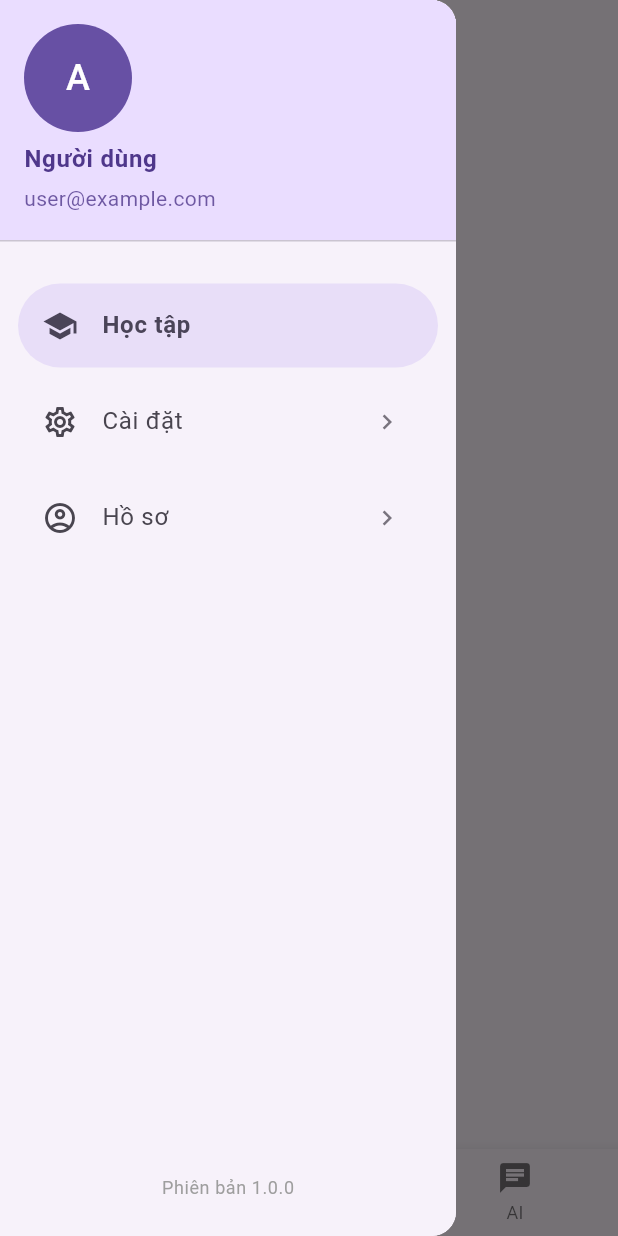
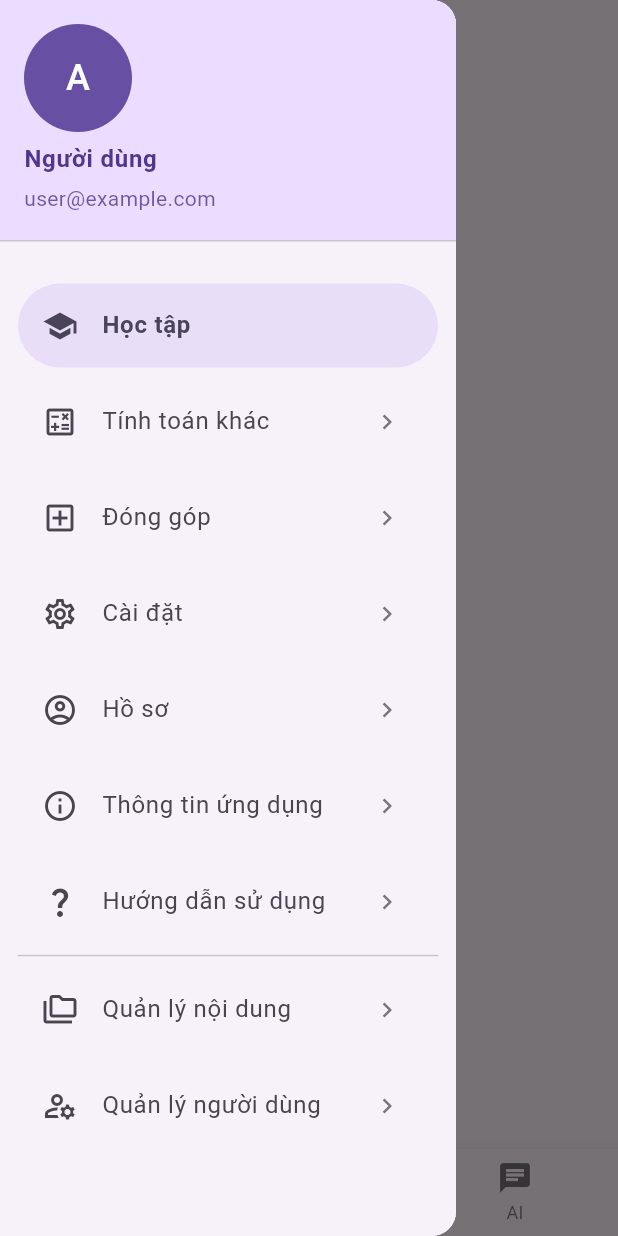
Before and after one commit to lehuynhducndyd/fxtutor, a Flutter app: the HomeScreen screen opened by its route, with the side drawer open, on a phone screen of 412 x 824 dp. Run offline on Flutter 3.47's test engine with Material 3 defaults, Android fonts, the phone set to English and light mode, and no system bars; our stand-ins replace bloc, flutter_bloc, flutter_dotenv, google_generative_ai, image_picker, shared_preferences and 2 more; missing offline and left inert: flutter_math_fork, markdown, markdown_widget; accounts and stored records are empty; network calls fail.

Commit message:
update drawer, manager screen

```diff
--- a/lib/common/enum/drawer_item.dart
+++ b/lib/common/enum/drawer_item.dart
@@ -1 +1,11 @@
-enum DrawerItem { Home, Setting, Profile }
+enum DrawerItem {
+  Home,
+  Setting,
+  Profile,
+  Calculate,
+  Contribute,
+  Info,
+  Manual,
+  ContentManager,
+  UserManager,
+}
--- a/lib/route.dart
+++ b/lib/route.dart
@@ -1,6 +1,9 @@
 import 'package:flutter/material.dart';
 import 'package:fx_tutor/widgets/screens/auth/login_screen.dart';
 import 'package:fx_tutor/widgets/screens/auth/register_screen.dart';
+import 'package:fx_tutor/widgets/screens/content_manager/content_manager_screen.dart';
+import 'package:fx_tutor/widgets/screens/content_manager/learning_content_manager_screen.dart';
+import 'package:fx_tutor/widgets/screens/content_manager/manual_content_manager_screen.dart';
 import 'package:fx_tutor/widgets/screens/home/home_screen.dart';
 import 'package:fx_tutor/widgets/screens/splash/splash_screen.dart';
 
@@ -14,6 +17,12 @@ Route<dynamic>? mainRoute(RouteSettings settings) {
       return MaterialPageRoute(builder: (context) => RegisterScreen());
     case HomeScreen.route:
       return MaterialPageRoute(builder: (context) => HomeScreen());
+    case ContentManagerScreen.route:
+      return MaterialPageRoute(builder: (context) => ContentManagerScreen());
+    case LearningContentManagerScreen.route:
+      return MaterialPageRoute(builder: (context) => LearningContentManagerScreen());
+    case ManualContentManagerScreen.route:
+      return MaterialPageRoute(builder: (context) => ManualContentManagerScreen());
     default:
       return MaterialPageRoute(builder: (context) => LoginScreen());
   }
--- a/lib/widgets/screens/ai_chat/ai_chat_screen.dart
+++ b/lib/widgets/screens/ai_chat/ai_chat_screen.dart
@@ -49,13 +49,13 @@ class _AiChatScreenState extends State<AiChatScreen> {
   }
 
   Future<void> _initializeModel() async {
-    //final instructions = await rootBundle.loadString("assets/system_instruction.txt");
-    //print(instructions.substring(0, 100));
+    final instructions = await rootBundle.loadString("assets/system_instruction.txt");
+    print(instructions.substring(0, 100));
     setState(() {
       _model = GenerativeModel(
         model: 'gemini-2.5-flash',
         apiKey: widget.apiKey,
-        //systemInstruction: Content.system(instructions),
+        systemInstruction: Content.system(instructions),
       );
     });
   }
--- a/lib/widgets/screens/home/home_screen.dart
+++ b/lib/widgets/screens/home/home_screen.dart
@@ -6,6 +6,7 @@ import 'package:fx_tutor/widgets/screens/setting/setting_screen.dart';
 import '../../../common/enum/drawer_item.dart';
 import '../ai_chat/ai_chat_screen.dart';
 import '../caculator/caculator.dart';
+import '../content_manager/content_manager_screen.dart';
 import '../menu/menu_screen.dart';
 import '../profile/profile_screen.dart';
 
@@ -103,11 +104,18 @@ class _HomeScreenState extends State<HomeScreen> {
 
 class Body extends StatelessWidget {
   final PageController pageController;
+
   const Body({super.key, required this.pageController});
 
   @override
   Widget build(BuildContext context) {
-    return BlocBuilder<MainCubit, MainState>(
+    return BlocConsumer<MainCubit, MainState>(
+      listener: (context, state) {
+        if (state.selected == DrawerItem.ContentManager) {
+          Navigator.pushNamed(context, ContentManagerScreen.route);
+        }
+        ;
+      },
       builder: (context, state) {
         if (state.selected == DrawerItem.Setting) {
           return SafeArea(child: SettingScreen());
@@ -125,6 +133,7 @@ class Body extends StatelessWidget {
 
 class MainView extends StatelessWidget {
   final PageController pageController;
+
   const MainView({super.key, required this.pageController});
 
   @override
--- a/lib/widgets/screens/menu/menu_screen.dart
+++ b/lib/widgets/screens/menu/menu_screen.dart
@@ -39,6 +39,30 @@ class MenuScreen extends StatelessWidget {
                     const SizedBox(height: 8), // Khoảng cách giữa các nút
                     _buildMenuItem(
                       context: context,
+                      label: "Tính toán khác",
+                      icon: Icons.calculate_outlined,
+                      selectedIcon: Icons.calculate_outlined,
+                      isSelected: state.selected == DrawerItem.Calculate,
+                      onTap: () {
+                        context.read<MainCubit>().setSelected(DrawerItem.Calculate);
+                        Navigator.pop(context);
+                      },
+                    ),
+                    const SizedBox(height: 8), // Khoảng cách giữa các nút
+                    _buildMenuItem(
+                      context: context,
+                      label: "Đóng góp",
+                      icon: Icons.add_box_outlined,
+                      selectedIcon: Icons.add_box,
+                      isSelected: state.selected == DrawerItem.Contribute,
+                      onTap: () {
+                        context.read<MainCubit>().setSelected(DrawerItem.Contribute);
+                        Navigator.pop(context);
+                      },
+                    ),
+                    const SizedBox(height: 8), // Khoảng cách giữa các nút
+                    _buildMenuItem(
+                      context: context,
                       label: "Cài đặt",
                       icon: Icons.settings_outlined,
                       selectedIcon: Icons.settings,
@@ -60,17 +84,58 @@ class MenuScreen extends StatelessWidget {
                         Navigator.pop(context);
                       },
                     ),
+                    const SizedBox(height: 8), // Khoảng cách giữa các nút
+                    _buildMenuItem(
+                      context: context,
+                      label: "Thông tin ứng dụng",
+                      icon: Icons.info_outline,
+                      selectedIcon: Icons.info,
+                      isSelected: state.selected == DrawerItem.Info,
+                      onTap: () {
+                        context.read<MainCubit>().setSelected(DrawerItem.Info);
+                        Navigator.pop(context);
+                      },
+                    ),
+                    const SizedBox(height: 8), // Khoảng cách giữa các nút
+                    _buildMenuItem(
+                      context: context,
+                      label: "Hướng dẫn sử dụng",
+                      icon: Icons.question_mark_outlined,
+                      selectedIcon: Icons.question_mark,
+                      isSelected: state.selected == DrawerItem.Manual,
+                      onTap: () {
+                        context.read<MainCubit>().setSelected(DrawerItem.Manual);
+                        Navigator.pop(context);
+                      },
+                    ),
+                    Divider(),
+                    //const SizedBox(height: 8), // Khoảng cách giữa các nút
+                    _buildMenuItem(
+                      context: context,
+                      label: "Quản lý nội dung",
+                      icon: Icons.folder_copy_outlined,
+                      selectedIcon: Icons.folder_copy,
+                      isSelected: state.selected == DrawerItem.ContentManager,
+                      onTap: () {
+                        context.read<MainCubit>().setSelected(DrawerItem.ContentManager);
+                        Navigator.pop(context);
+                      },
+                    ),
+                    const SizedBox(height: 8), // Khoảng cách giữa các nút
+                    _buildMenuItem(
+                      context: context,
+                      label: "Quản lý người dùng",
+                      icon: Icons.manage_accounts_outlined,
+                      selectedIcon: Icons.manage_accounts,
+                      isSelected: state.selected == DrawerItem.UserManager,
+                      onTap: () {
+                        context.read<MainCubit>().setSelected(DrawerItem.UserManager);
+                        Navigator.pop(context);
+                      },
+                    ),
                   ],
                 );
               },
-            ),
-          ),
-
-          Padding(
-            padding: const EdgeInsets.all(24.0),
-            child: Text(
-              "Phiên bản 1.0.0",
-              style: Theme.of(context).textTheme.bodySmall?.copyWith(color: Colors.grey),
             ),
           ),
         ],
--- a/lib/widgets/screens/profile/profile_screen.dart
+++ b/lib/widgets/screens/profile/profile_screen.dart
@@ -54,6 +54,7 @@ class _PageState extends State<Page> {
         return Column(
           children: [
             Text("${user.email}"),
+            Text("${user.role}"),
             ElevatedButton(
               onPressed: () {
                 context.read<AuthCubit>().logout();
--- a/lib/widgets/screens/profile/profile_state.dart
+++ b/lib/widgets/screens/profile/profile_state.dart
@@ -8,7 +8,8 @@ class ProfileState {
     return ProfileState(
       user: UserModel(
         id: '',
-        createdAt: DateTime.now(), // Hợp lệ khi dùng trong body của factory
+        createdAt: DateTime.now(),
+        role: '',
       ),
       loadStatus: LoadStatus.Init,
     );
--- a/pubspec.yaml
+++ b/pubspec.yaml
@@ -101,3 +101,4 @@ flutter:
   # see https://flutter.dev/to/font-from-package
   assets:
     - .env
+    - assets/system_instruction.txt
```
Also changed, not shown: assets/system_instruction.txt (added, +125 -0 lines), lib/models/user_model.dart (+16 -2 lines), lib/widgets/screens/content_manager/content_manager_screen.dart (added, +100 -0 lines), lib/widgets/screens/content_manager/learning_content_manager_screen.dart (added, +23 -0 lines), lib/widgets/screens/content_manager/manual_content_manager_screen.dart (added, +23 -0 lines).
